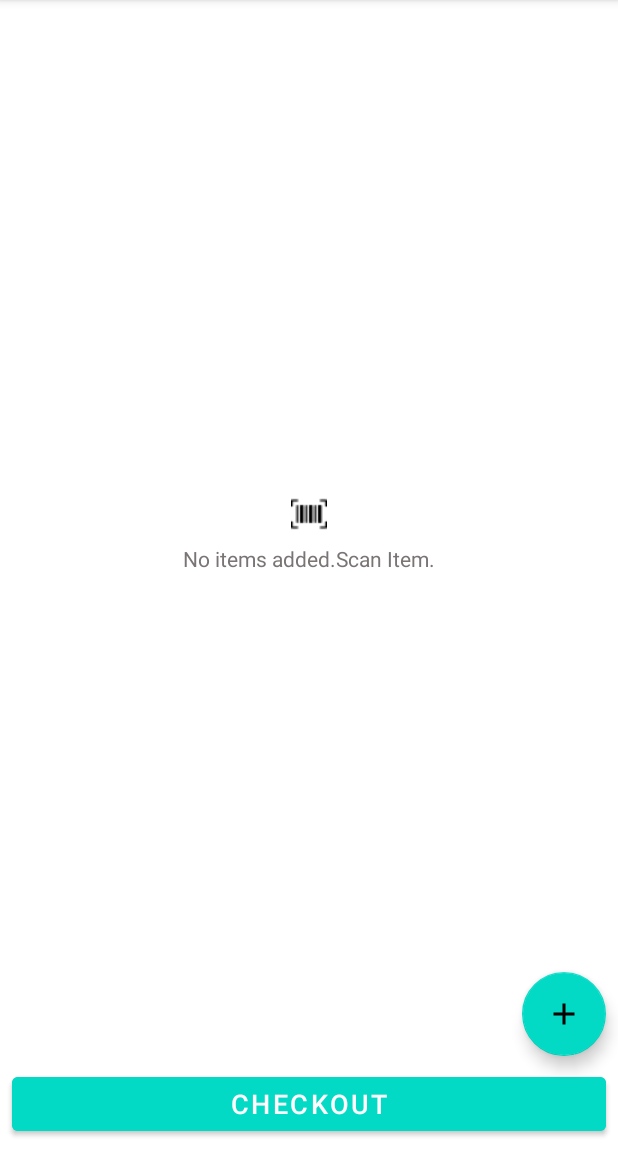
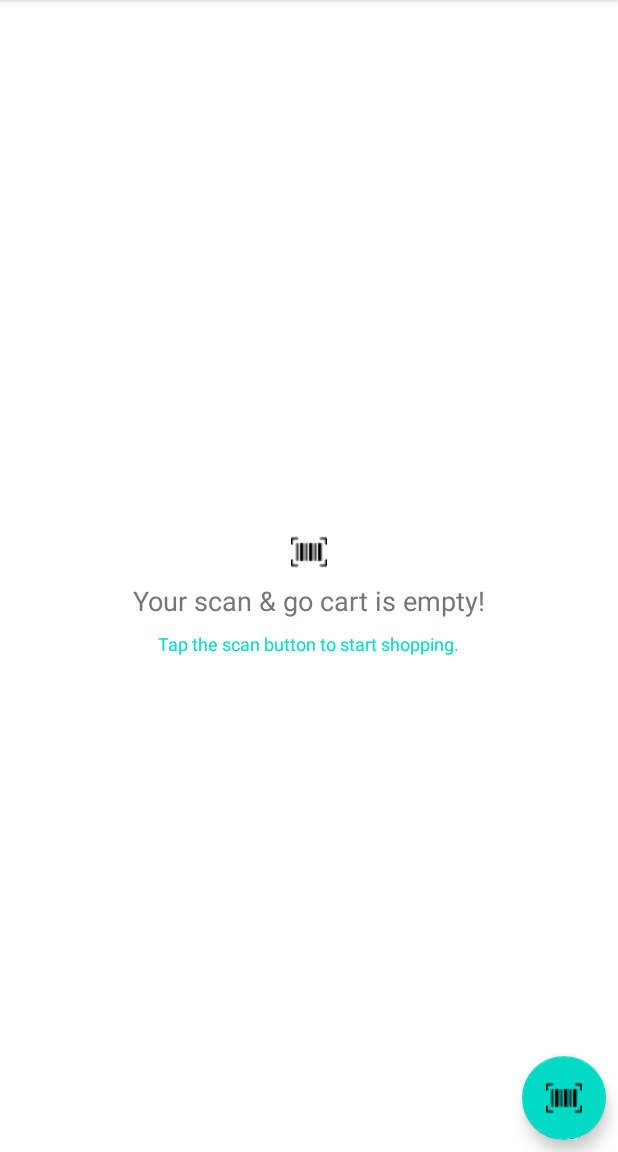
Before and after one commit to manish9161/ScanAndGo, an Android app: the CartActivity screen opened directly, with no data from a screen before it, on a phone screen of 412 x 824 dp, the part 84-1236 px from its top. Run offline under Robolectric (Android 15) with nearby library versions, the phone set to English and light mode, and no system bars; our stand-ins replace Dagger/Hilt's generated code; libraries missing offline, so code that uses them is left out: com.orhanobut.logger; pictures from the network do not load; 1 statement that could not run was skipped.

Commit message:
-- Updated changes

```diff
--- a/app/src/main/java/com/app/scanandgo/feature_cart/data/CartItemDao.kt
+++ b/app/src/main/java/com/app/scanandgo/feature_cart/data/CartItemDao.kt
@@ -15,7 +15,7 @@ interface CartItemDao {
     suspend fun getCartItem(id: Int): CartItem?
 
     @Query("select sum(total) from cartitem")
-    suspend fun getCartTotal(): Double
+    suspend fun getCartTotal(): Double?
 
     @Update
     suspend fun updateCartItem(cartItem: CartItem)
--- a/app/src/main/java/com/app/scanandgo/feature_cart/data/CartItemRepository.kt
+++ b/app/src/main/java/com/app/scanandgo/feature_cart/data/CartItemRepository.kt
@@ -14,9 +14,12 @@ class CartItemRepository @Inject constructor(
 
     suspend fun getCartTotal() : Double {
         val total = cartItemDao.getCartTotal()
-        val df = DecimalFormat("#.##")
-        df.roundingMode = RoundingMode.CEILING
-        return df.format(total).toDouble()
+        return total?.let {
+            val df = DecimalFormat("#.##")
+            df.roundingMode = RoundingMode.CEILING
+            df.format(total).toDouble()
+        } ?: 0.0
+
     }
 
     suspend fun clearCart() {
--- a/app/src/main/java/com/app/scanandgo/feature_cart/domain/CartViewModel.kt
+++ b/app/src/main/java/com/app/scanandgo/feature_cart/domain/CartViewModel.kt
@@ -4,6 +4,7 @@ import androidx.lifecycle.LiveData
 import androidx.lifecycle.MutableLiveData
 import androidx.lifecycle.ViewModel
 import androidx.lifecycle.viewModelScope
+import com.app.scanandgo.core.LogUtils
 import com.app.scanandgo.feature_cart.data.CartItem
 import com.app.scanandgo.feature_cart.data.CartItemRepository
 import dagger.hilt.android.lifecycle.HiltViewModel
@@ -18,8 +19,12 @@ class CartViewModel @Inject constructor(
     private val _cartItemList: MutableLiveData<List<CartItem>> = MutableLiveData<List<CartItem>>()
     val cartItemList: LiveData<List<CartItem>> = _cartItemList
 
+    private val _total: MutableLiveData<Double> = MutableLiveData<Double>()
+    val total: LiveData<Double> = _total
+
     init {
         getCartItems()
+        getTotal()
     }
 
 
@@ -32,6 +37,14 @@ class CartViewModel @Inject constructor(
     fun removeItem(id: Int) {
         viewModelScope.launch {
             cartItemRepository.removeCartItem(id)
+            getTotal()
+        }
+    }
+
+    private fun getTotal() {
+        viewModelScope.launch {
+            _total.value = cartItemRepository.getCartTotal()
+            LogUtils.printError("total:: " + _total.value.toString())
         }
     }
 
--- a/app/src/main/java/com/app/scanandgo/feature_cart/presentation/CartActivity.kt
+++ b/app/src/main/java/com/app/scanandgo/feature_cart/presentation/CartActivity.kt
@@ -7,6 +7,7 @@ import androidx.activity.viewModels
 import androidx.appcompat.app.AppCompatActivity
 import androidx.lifecycle.lifecycleScope
 import androidx.recyclerview.widget.LinearLayoutManager
+import com.app.scanandgo.R
 import com.app.scanandgo.core.RecyclerViewItemClick
 import com.app.scanandgo.databinding.ActivityCartBinding
 import com.app.scanandgo.feature_cart.data.CartItem
@@ -32,21 +33,33 @@ class CartActivity: AppCompatActivity() {
 
         setupRecyclerView()
         setupButtons()
+        getTotal()
+    }
+
+    private fun getTotal() {
+        cartViewModel.total.observe(this) { total ->
+            setTotal(total)
+        }
+    }
+
+    private fun setTotal(total: Double) {
+        if(total > 0) {
+            binding.btnCheckout.visibility = View.VISIBLE
+            binding.txtTotal.visibility = View.VISIBLE
+            binding.txtTotal.text = String.format(getString(R.string.total), total.toString())
+        } else {
+            binding.txtTotal.text = ""
+            binding.txtTotal.visibility = View.GONE
+            binding.btnCheckout.visibility = View.GONE
+        }
     }
 
     private fun setupRecyclerView() {
         binding.rvCart.layoutManager = LinearLayoutManager(this)
         cartAdapter = CartAdapter()
         binding.rvCart.adapter = cartAdapter
-        cartViewModel.cartItemList.observe(this) {
-            if(it.isNotEmpty()) {
-                binding.txtEmpty.visibility = View.GONE
-                binding.rvCart.visibility = View.VISIBLE
-                cartAdapter?.addData(it)
-            } else {
-                binding.txtEmpty.visibility = View.VISIBLE
-                binding.rvCart.visibility = View.GONE
-            }
+        cartViewModel.cartItemList.observe(this) { cartItemList ->
+            updateRecyclerView(cartItemList)
         }
 
         cartAdapter?.setIRecyclerviewItemClick(object : RecyclerViewItemClick<CartItem> {
@@ -54,13 +67,32 @@ class CartActivity: AppCompatActivity() {
                 lifecycleScope.launch(Dispatchers.IO) {
                     cartViewModel.removeItem(item.id)
                     withContext(Dispatchers.Main) {
-                        cartAdapter?.removeItem(position)
+                        cartAdapter?.let { adapter ->
+                            adapter.removeItem(position)
+                            if(adapter.cartItemList.isEmpty()) {
+                                updateRecyclerView(adapter.cartItemList)
+                            }
+                        }
+
                     }
                 }
             }
 
         })
 
+    }
+
+    private fun updateRecyclerView(cartItemList: List<CartItem>) {
+        if(cartItemList.isNotEmpty()) {
+            binding.txtSuggestion.visibility = View.GONE
+            binding.txtEmpty.visibility = View.GONE
+            binding.rvCart.visibility = View.VISIBLE
+            cartAdapter?.addData(cartItemList)
+        } else {
+            binding.txtSuggestion.visibility = View.VISIBLE
+            binding.txtEmpty.visibility = View.VISIBLE
+            binding.rvCart.visibility = View.GONE
+        }
     }
 
     private fun setupButtons() {
--- a/app/src/main/java/com/app/scanandgo/feature_cart/presentation/CartAdapter.kt
+++ b/app/src/main/java/com/app/scanandgo/feature_cart/presentation/CartAdapter.kt
@@ -11,7 +11,7 @@ import com.bumptech.glide.Glide
 
 class CartAdapter: RecyclerView.Adapter<CartAdapter.ViewHolder>() {
 
-	private var cartItemList: MutableList<CartItem> = mutableListOf()
+	var cartItemList: MutableList<CartItem> = mutableListOf()
 	private var iRecyclerViewItemClick: RecyclerViewItemClick<CartItem>? = null
 
 	fun setIRecyclerviewItemClick(recyclerViewItemClick: RecyclerViewItemClick<CartItem>) {
--- a/app/src/main/java/com/app/scanandgo/feature_scan/presentation/BarcodeScanActivity.kt
+++ b/app/src/main/java/com/app/scanandgo/feature_scan/presentation/BarcodeScanActivity.kt
@@ -76,6 +76,7 @@ class BarcodeScanActivity : CameraPermissionActivity(), BarcodeCaptureListener {
         viewModel.productResult.observe(this@BarcodeScanActivity) { networkResult ->
             when(networkResult) {
                 is NetworkResult.Error -> {
+                    dismissScannedCodesDialog()
                     LogUtils.printError(message = networkResult.message ?: getString(R.string.error_str))
                 }
                 is NetworkResult.Loading -> {
@@ -89,6 +90,7 @@ class BarcodeScanActivity : CameraPermissionActivity(), BarcodeCaptureListener {
                             viewModel.addCartItem(cartItem)
                         }
                         job.join()
+                        dismissScannedCodesDialog()
                         val intent = Intent(this@BarcodeScanActivity, CartActivity::class.java)
                         startActivity(intent)
                         finish()
--- a/app/src/main/res/layout/activity_cart.xml
+++ b/app/src/main/res/layout/activity_cart.xml
@@ -2,7 +2,8 @@
 <androidx.constraintlayout.widget.ConstraintLayout xmlns:android="http://schemas.android.com/apk/res/android"
     android:layout_width="match_parent"
     android:layout_height="match_parent"
-    xmlns:app="http://schemas.android.com/apk/res-auto">
+    xmlns:app="http://schemas.android.com/apk/res-auto"
+    xmlns:tools="http://schemas.android.com/tools">
 
     <androidx.recyclerview.widget.RecyclerView
         android:id="@+id/rvCart"
@@ -20,22 +21,50 @@
         android:text="@string/no_items_added"
         app:drawableTopCompat="@drawable/barcode"
         android:drawablePadding="8dp"
+        android:textSize="18sp"
         android:textColor="@color/grey"
         app:layout_constraintBottom_toTopOf="@id/btnCheckout"
         app:layout_constraintEnd_toEndOf="parent"
         app:layout_constraintStart_toStartOf="parent"
         app:layout_constraintTop_toTopOf="parent" />
 
+    <TextView
+        android:id="@+id/txtSuggestion"
+        android:layout_width="wrap_content"
+        android:layout_height="wrap_content"
+        android:text="@string/suggestion_text"
+        android:layout_marginTop="8dp"
+        android:textSize="12sp"
+        android:textColor="@color/teal_200"
+        app:layout_constraintEnd_toEndOf="parent"
+        app:layout_constraintStart_toStartOf="parent"
+        app:layout_constraintTop_toBottomOf="@id/txtEmpty" />
+
 
     <com.google.android.material.button.MaterialButton
         android:id="@+id/btnCheckout"
-        android:layout_width="match_parent"
+        android:layout_width="0dp"
         android:layout_height="wrap_content"
         android:text="@string/checkout"
         android:layout_margin="8dp"
         android:textSize="18sp"
+        app:layout_constraintStart_toStartOf="parent"
         app:layout_constraintBottom_toBottomOf="parent"
         android:backgroundTint="@color/teal_200" />
+
+    <TextView
+        android:id="@+id/txtTotal"
+        android:layout_width="wrap_content"
+        android:layout_height="wrap_content"
+        tools:text="@string/total"
+        android:layout_marginTop="8dp"
+        android:textSize="18sp"
+        android:textStyle="bold"
+        android:layout_margin="8dp"
+        android:textColor="@color/black"
+        app:layout_constraintEnd_toEndOf="parent"
+        app:layout_constraintTop_toTopOf="@id/btnCheckout"
+        app:layout_constraintBottom_toBottomOf="@id/btnCheckout" />
 
     <com.google.android.material.floatingactionbutton.FloatingActionButton
         android:id="@+id/btnAddItem"
@@ -43,7 +72,8 @@
         android:layout_height="wrap_content"
         android:layout_margin="8dp"
         android:contentDescription="@null"
-        android:src="@drawable/ic_add"
+        app:tooltipText="@string/add_item_text"
+        android:src="@drawable/barcode"
         app:layout_constraintBottom_toTopOf="@id/btnCheckout"
         app:layout_constraintEnd_toEndOf="parent"/>
 
--- a/app/src/main/res/values/strings.xml
+++ b/app/src/main/res/values/strings.xml
@@ -4,9 +4,12 @@
     <string name="remove_item">Remove Item</string>
     <string name="Rs">\u20B9 %1$s</string>
     <string name="checkout">CHECKOUT</string>
-    <string name="no_items_added">No items added.Scan Item.</string>
+    <string name="no_items_added">Your scan &amp; go cart is empty!</string>
+    <string name="suggestion_text">Tap the scan button to start shopping.</string>
     <string name="make_payment">Make Payment</string>
     <string name="total_price">Total price: %1$s</string>
     <string name="error_str">Sorry!Something went wrong.</string>
     <string name="quantity">X %1$s</string>
+    <string name="add_item_text">Add an item to cart</string>
+    <string name="total">Total: $%1$s</string>
 </resources>
```
Also changed, not shown: app/src/main/res/drawable/bg_rounded_corner.xml (deleted, +0 -14 lines).
